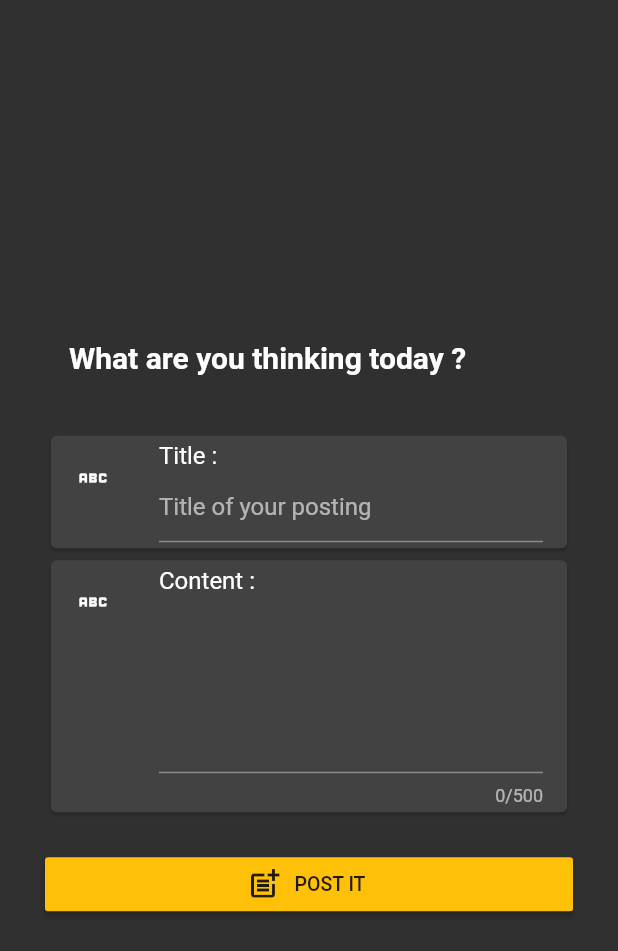
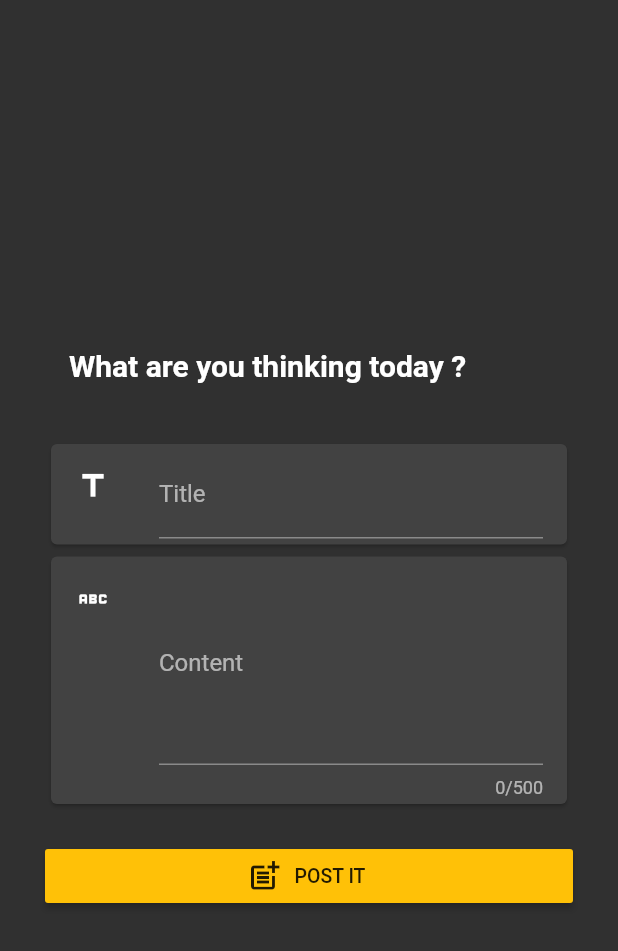
Before and after one commit to 01masterdisk/blog_experiment, a Flutter app: the PostForm screen opened directly, on a phone screen of 412 x 824 dp. Shown: the top 951 px of the screen. Run offline on Flutter 3.47's test engine with Material 2 defaults, Android fonts, the phone set to English and light mode, and no system bars; our stand-ins replace flutter_spinkit, shared_preferences; missing offline and left inert: dart:ffi; accounts and stored records are empty; network calls fail.

```diff
--- a/lib/ui/page/PostForm.dart
+++ b/lib/ui/page/PostForm.dart
@@ -31,12 +31,11 @@ class _PostFormState extends State<PostForm> {
 
   void doPosting() async {
     Notif().loading(context);
-    String? title ;
-    if(_formController["title"] == null){
-      title = "Untitled";
-    }else{
-      title = _formController["title"]?.value.text.toString();
+    String? title = _formController["title"]?.value.text.toString();
+    if(title?.length == 0) {
+      title = "Untiteled";
     }
+    print(title);
     var resp = await RequestAPI().posting(
         title,
         _formController["body"]?.value.text
@@ -57,6 +56,12 @@ class _PostFormState extends State<PostForm> {
         Notif().snack(context, Notif().opps);
         break;
     }
+  }
+  @override
+  void initState() {
+    // TODO: implement initState
+    setValue();
+    super.initState();
   }
 
   @override
@@ -81,13 +86,13 @@ class _PostFormState extends State<PostForm> {
                   Card(
                     child: ListTile(
                       leading: Icon(
-                        Icons.abc
+                        Icons.title
                       ),
-                      title: Text('Title :',),
                       subtitle: TextFormField(
                         controller: _formController["title"],
                         decoration: InputDecoration(
                           hintText: 'Title of your posting',
+                          labelText: 'Title',
                         ),
                       ),
                     ),
@@ -99,11 +104,14 @@ class _PostFormState extends State<PostForm> {
                       leading: Icon(
                         Icons.abc
                       ),
-                      title: Text('Content :',),
                       subtitle: TextFormField(
                         controller: _formController["body"],
                         maxLength: 500,
                         maxLines: 5,
+                        decoration: InputDecoration(
+                          hintText: 'What do you want to say ?',
+                          labelText: 'Content',
+                        ),
                         validator: (String? value){
                           if(value!.isEmpty){
                             return "What do you want to say ?";
```
Also changed, not shown: lib/ui/page/Home.dart (+12 -2 lines).
